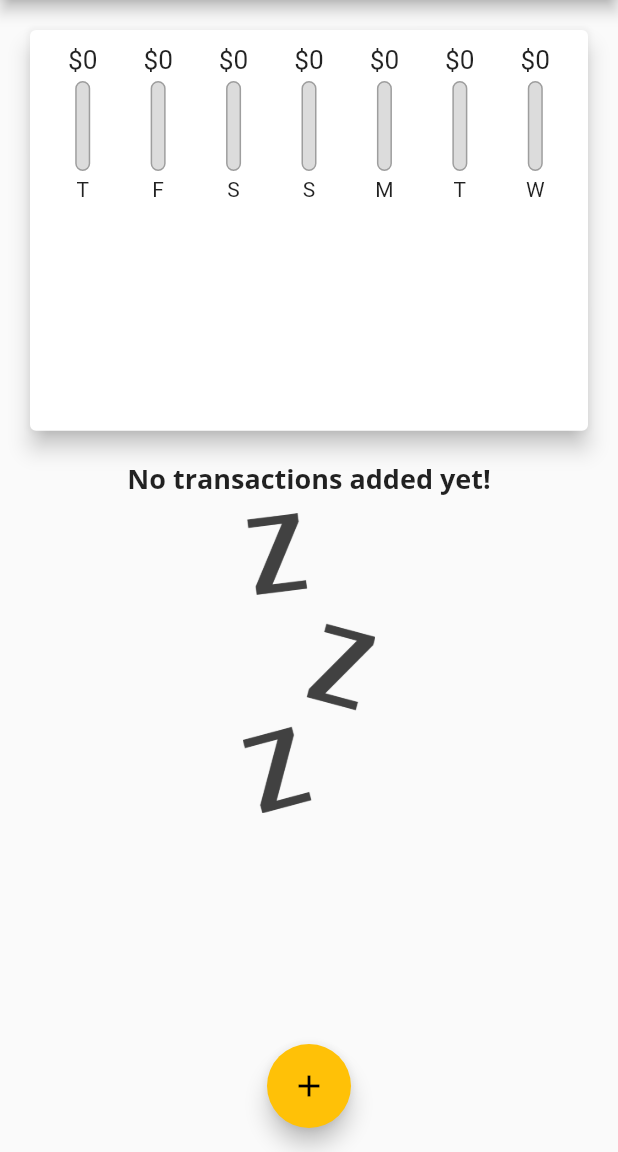
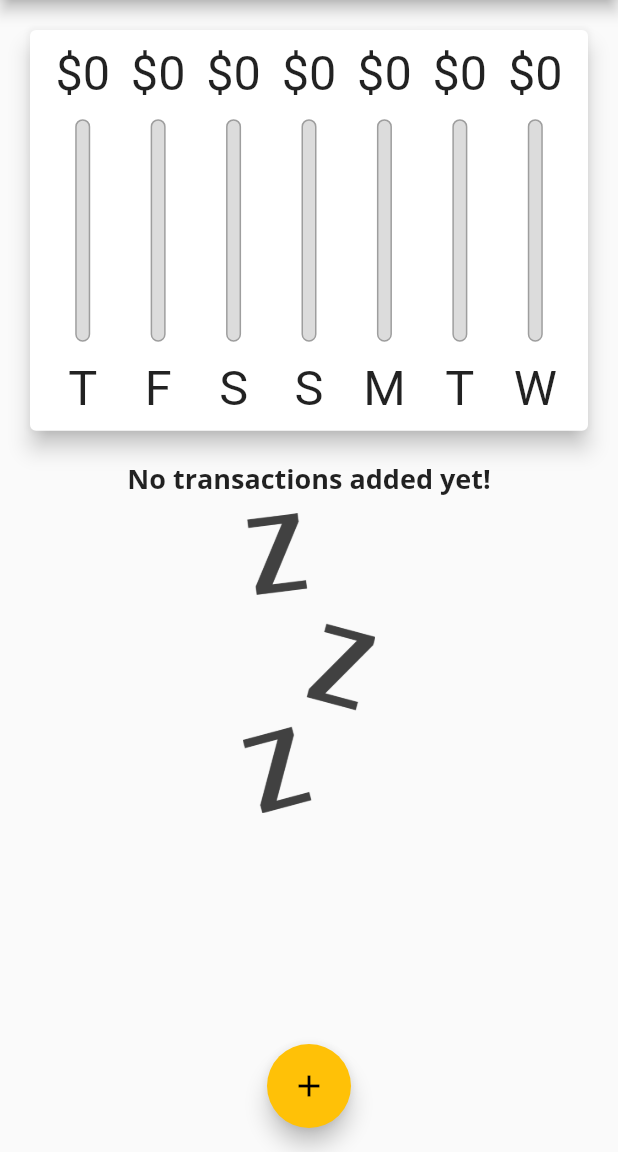
Before and after one commit to Lionel-P-Ablus/demo_02, a Flutter app: the screen it shows after launch, on a phone screen of 412 x 824 dp, the part 84-1236 px from its top. Run offline on Flutter 3.47's test engine with Material 2 defaults, Android fonts, the phone set to English and light mode, and no system bars.

Commit message:
layoutBuilder widgets

```diff
--- a/lib/widgets/chart_bar.dart
+++ b/lib/widgets/chart_bar.dart
@@ -9,19 +9,20 @@ class ChartBar extends StatelessWidget {
 
   @override
   Widget build(BuildContext context) {
+    return LayoutBuilder(builder: (ctx, constraints) {
       return Column(
         children: [
           Container(
-          height: 20,
+            height: constraints.maxHeight * 0.15,
             child: FittedBox(
               child: Text('\$${spendingAmount.toStringAsFixed(0)}'),
             ),
           ),
           SizedBox(
-          height: 4,
+            height: constraints.maxHeight * 0.05,
           ),
           Container(
-          height: 60,
+            height: constraints.maxHeight * 0.6,
             width: 10,
             child: Stack(
               children: [
@@ -47,10 +48,16 @@ class ChartBar extends StatelessWidget {
             ),
           ),
           SizedBox(
-          height: 4,
+            height: constraints.maxHeight * 0.05,
           ),
-        Text(label),
+          Container(
+            height: constraints.maxHeight * 0.15,
+            child: FittedBox(
+              child: Text(label),
+            ),
+          ),
         ],
       );
+    });
   }
 }
```
Lines whose indentation alone changed are shown as unchanged.
